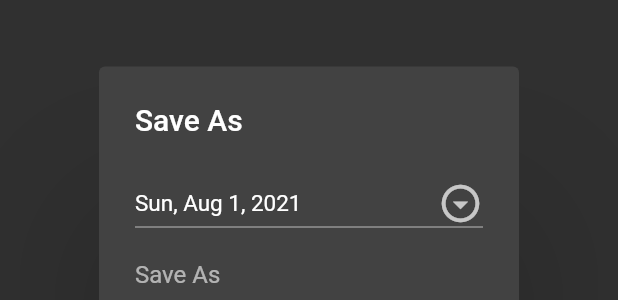
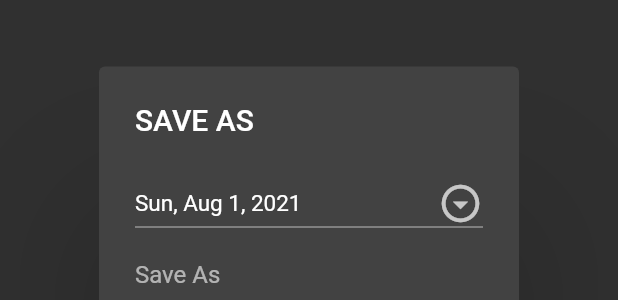
Before and after one commit to yashwant9753/activities, a Flutter app: the AlertMessage widget shown alone on an empty page, opened directly with empty values, on a phone screen of 412 x 824 dp. Shown: the part 358-658 px from the top of the screen. Run offline on Flutter 3.47's test engine with Material 2 defaults, Android fonts, the phone set to English and light mode, and no system bars; our stand-ins replace cloud_firestore, connectivity, firebase_auth, firebase_core, firebase_database; accounts and stored records are empty; Roboto replaces fonts that are missing (PT_Sans).

Commit message:
small changes

```diff
--- a/lib/widgets/alert_dialog.dart
+++ b/lib/widgets/alert_dialog.dart
@@ -7,11 +7,13 @@ import 'package:login/screens/activitiesPage.dart';
 import 'package:intl/intl.dart';
 
 class AlertMessage extends StatefulWidget {
-  const AlertMessage({Key? key, required User user, required var messagecomp})
+  const AlertMessage({Key? key, required User user, required Map message})
       : _user = user,
+        _message = message,
         super(key: key);
 
   final User _user;
+  final Map _message;
 
   @override
   _AlertMessageState createState() => _AlertMessageState();
@@ -19,13 +21,16 @@ class AlertMessage extends StatefulWidget {
 
 class _AlertMessageState extends State<AlertMessage> {
   late User _user;
+  Map? _message;
 
   List documentIdlist = [];
+
   final TextEditingController _alertTextField = TextEditingController();
   String dropdown = DateFormat.yMMMEd().format(DateTime.now());
   @override
   void initState() {
     super.initState();
+    print(_message);
 
     fetchDatabaseList();
   }
@@ -45,7 +50,7 @@ class _AlertMessageState extends State<AlertMessage> {
 
   Widget build(BuildContext context) {
     return AlertDialog(
-      title: Text('Save As'),
+      title: Text("SAVE AS"),
       content: Container(
         height: MediaQuery.of(context).size.height / 8,
         child: Column(
```
Also changed, not shown: lib/screens/activityScreen.dart (+5 -7 lines).
